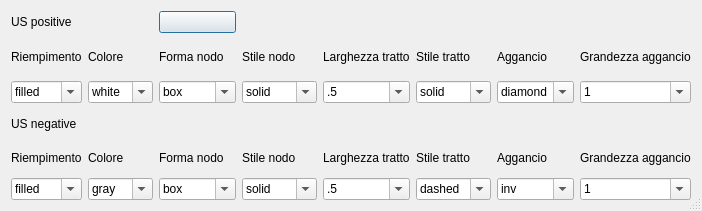
First picture: the form in gui/ui/Setting_Matrix.ui, repository pyarchinit/pyarchinit, before the edit.
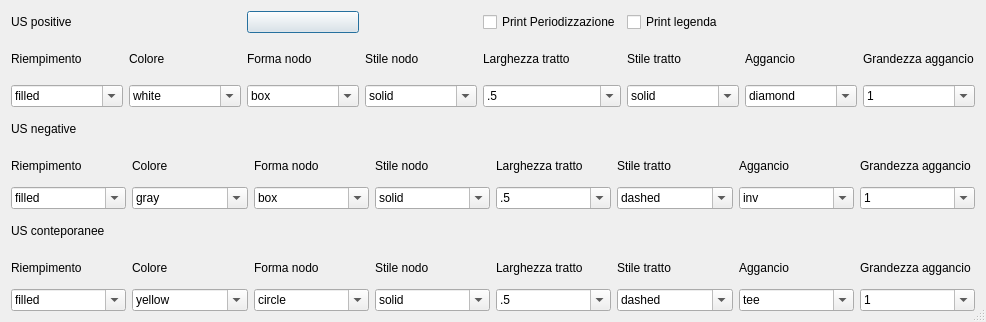
Second picture: the form after the edit. Icons and pictures are not drawn.

What changed in the file:
```diff
--- a/gui/ui/Setting_Matrix.ui
+++ b/gui/ui/Setting_Matrix.ui
@@ -9,8 +9,8 @@
    <rect>
     <x>0</x>
     <y>0</y>
-    <width>627</width>
-    <height>211</height>
+    <width>986</width>
+    <height>322</height>
    </rect>
   </property>
   <property name="sizePolicy">
@@ -497,6 +497,26 @@
        </property>
       </widget>
      </item>
+     <item row="0" column="5">
+      <widget class="QCheckBox" name="checkBox_period">
+       <property name="text">
+        <string>Print Periodizzazione</string>
+       </property>
+       <property name="tristate">
+        <bool>false</bool>
+       </property>
+      </widget>
+     </item>
+     <item row="0" column="6">
+      <widget class="QCheckBox" name="checkBox_legend">
+       <property name="text">
+        <string>Print legenda</string>
+       </property>
+       <property name="tristate">
+        <bool>false</bool>
+       </property>
+      </widget>
+     </item>
     </layout>
    </item>
    <item row="1" column="0">
@@ -924,6 +944,482 @@
      </item>
      <item row="2" column="8">
       <widget class="QComboBox" name="combo_box_16">
+       <property name="sizePolicy">
+        <sizepolicy hsizetype="Expanding" vsizetype="Fixed">
+         <horstretch>0</horstretch>
+         <verstretch>0</verstretch>
+        </sizepolicy>
+       </property>
+       <property name="editable">
+        <bool>true</bool>
+       </property>
+       <property name="currentText">
+        <string>1</string>
+       </property>
+       <item>
+        <property name="text">
+         <string>1</string>
+        </property>
+       </item>
+       <item>
+        <property name="text">
+         <string>.1</string>
+        </property>
+       </item>
+       <item>
+        <property name="text">
+         <string>.3</string>
+        </property>
+       </item>
+       <item>
+        <property name="text">
+         <string>.5</string>
+        </property>
+       </item>
+       <item>
+        <property name="text">
+         <string>1.5</string>
+        </property>
+       </item>
+       <item>
+        <property name="text">
+         <string>2</string>
+        </property>
+       </item>
+       <item>
+        <property name="text">
+         <string>3</string>
+        </property>
+       </item>
+      </widget>
+     </item>
+    </layout>
+   </item>
+   <item row="2" column="0">
+    <layout class="QGridLayout" name="gridLayout_4">
+     <item row="2" column="2">
+      <widget class="QComboBox" name="combo_box_17">
+       <property name="sizePolicy">
+        <sizepolicy hsizetype="Expanding" vsizetype="Fixed">
+         <horstretch>0</horstretch>
+         <verstretch>0</verstretch>
+        </sizepolicy>
+       </property>
+       <property name="editable">
+        <bool>true</bool>
+       </property>
+       <property name="currentText">
+        <string>yellow</string>
+       </property>
+       <property name="currentIndex">
+        <number>0</number>
+       </property>
+       <item>
+        <property name="text">
+         <string>yellow</string>
+        </property>
+       </item>
+       <item>
+        <property name="text">
+         <string>gray</string>
+        </property>
+       </item>
+       <item>
+        <property name="text">
+         <string>white</string>
+        </property>
+       </item>
+       <item>
+        <property name="text">
+         <string>green</string>
+        </property>
+       </item>
+       <item>
+        <property name="text">
+         <string>cyan</string>
+        </property>
+       </item>
+       <item>
+        <property name="text">
+         <string>blue</string>
+        </property>
+       </item>
+       <item>
+        <property name="text">
+         <string>red</string>
+        </property>
+       </item>
+      </widget>
+     </item>
+     <item row="1" column="3">
+      <widget class="QLabel" name="label_19">
+       <property name="sizePolicy">
+        <sizepolicy hsizetype="Expanding" vsizetype="Preferred">
+         <horstretch>0</horstretch>
+         <verstretch>0</verstretch>
+        </sizepolicy>
+       </property>
+       <property name="text">
+        <string>Forma nodo</string>
+       </property>
+      </widget>
+     </item>
+     <item row="1" column="4">
+      <widget class="QLabel" name="label_20">
+       <property name="sizePolicy">
+        <sizepolicy hsizetype="Expanding" vsizetype="Preferred">
+         <horstretch>0</horstretch>
+         <verstretch>0</verstretch>
+        </sizepolicy>
+       </property>
+       <property name="text">
+        <string>Stile nodo</string>
+       </property>
+      </widget>
+     </item>
+     <item row="1" column="2">
+      <widget class="QLabel" name="label_21">
+       <property name="sizePolicy">
+        <sizepolicy hsizetype="Expanding" vsizetype="Preferred">
+         <horstretch>0</horstretch>
+         <verstretch>0</verstretch>
+        </sizepolicy>
+       </property>
+       <property name="text">
+        <string>Colore</string>
+       </property>
+      </widget>
+     </item>
+     <item row="2" column="3">
+      <widget class="QComboBox" name="combo_box_18">
+       <property name="sizePolicy">
+        <sizepolicy hsizetype="Expanding" vsizetype="Fixed">
+         <horstretch>0</horstretch>
+         <verstretch>0</verstretch>
+        </sizepolicy>
+       </property>
+       <property name="editable">
+        <bool>true</bool>
+       </property>
+       <property name="currentText">
+        <string>circle</string>
+       </property>
+       <item>
+        <property name="text">
+         <string>circle</string>
+        </property>
+       </item>
+       <item>
+        <property name="text">
+         <string>box</string>
+        </property>
+       </item>
+       <item>
+        <property name="text">
+         <string>oval</string>
+        </property>
+       </item>
+       <item>
+        <property name="text">
+         <string>triangle</string>
+        </property>
+       </item>
+       <item>
+        <property name="text">
+         <string>plaintext</string>
+        </property>
+       </item>
+       <item>
+        <property name="text">
+         <string>octagon</string>
+        </property>
+       </item>
+      </widget>
+     </item>
+     <item row="1" column="5">
+      <widget class="QLabel" name="label_22">
+       <property name="sizePolicy">
+        <sizepolicy hsizetype="Expanding" vsizetype="Preferred">
+         <horstretch>0</horstretch>
+         <verstretch>0</verstretch>
+        </sizepolicy>
+       </property>
+       <property name="text">
+        <string>Larghezza tratto</string>
+       </property>
+      </widget>
+     </item>
+     <item row="2" column="5">
+      <widget class="QComboBox" name="combo_box_19">
+       <property name="sizePolicy">
+        <sizepolicy hsizetype="Expanding" vsizetype="Fixed">
+         <horstretch>0</horstretch>
+         <verstretch>0</verstretch>
+        </sizepolicy>
+       </property>
+       <property name="editable">
+        <bool>true</bool>
+       </property>
+       <property name="currentText">
+        <string>.5</string>
+       </property>
+       <item>
+        <property name="text">
+         <string>.5</string>
+        </property>
+       </item>
+       <item>
+        <property name="text">
+         <string>.1</string>
+        </property>
+       </item>
+       <item>
+        <property name="text">
+         <string>.3</string>
+        </property>
+       </item>
+       <item>
+        <property name="text">
+         <string>1</string>
+        </property>
+       </item>
+       <item>
+        <property name="text">
+         <string>1.5</string>
+        </property>
+       </item>
+       <item>
+        <property name="text">
+         <string>2</string>
+        </property>
+       </item>
+       <item>
+        <property name="text">
+         <string>3</string>
+        </property>
+       </item>
+      </widget>
+     </item>
+     <item row="1" column="1">
+      <widget class="QLabel" name="label_23">
+       <property name="sizePolicy">
+        <sizepolicy hsizetype="Expanding" vsizetype="Preferred">
+         <horstretch>0</horstretch>
+         <verstretch>0</verstretch>
+        </sizepolicy>
+       </property>
+       <property name="text">
+        <string>Riempimento</string>
+       </property>
+      </widget>
+     </item>
+     <item row="2" column="1">
+      <widget class="QComboBox" name="combo_box_20">
+       <property name="sizePolicy">
+        <sizepolicy hsizetype="Expanding" vsizetype="Fixed">
+         <horstretch>0</horstretch>
+         <verstretch>0</verstretch>
+        </sizepolicy>
+       </property>
+       <property name="editable">
+        <bool>true</bool>
+       </property>
+       <item>
+        <property name="text">
+         <string>filled</string>
+        </property>
+       </item>
+      </widget>
+     </item>
+     <item row="1" column="7">
+      <widget class="QLabel" name="label_24">
+       <property name="sizePolicy">
+        <sizepolicy hsizetype="Expanding" vsizetype="Preferred">
+         <horstretch>0</horstretch>
+         <verstretch>0</verstretch>
+        </sizepolicy>
+       </property>
+       <property name="text">
+        <string>Aggancio</string>
+       </property>
+      </widget>
+     </item>
+     <item row="1" column="6">
+      <widget class="QLabel" name="label_25">
+       <property name="sizePolicy">
+        <sizepolicy hsizetype="Expanding" vsizetype="Preferred">
+         <horstretch>0</horstretch>
+         <verstretch>0</verstretch>
+        </sizepolicy>
+       </property>
+       <property name="text">
+        <string>Stile tratto</string>
+       </property>
+      </widget>
+     </item>
+     <item row="1" column="8">
+      <widget class="QLabel" name="label_26">
+       <property name="sizePolicy">
+        <sizepolicy hsizetype="Expanding" vsizetype="Preferred">
+         <horstretch>0</horstretch>
+         <verstretch>0</verstretch>
+        </sizepolicy>
+       </property>
+       <property name="text">
+        <string>Grandezza aggancio</string>
+       </property>
+      </widget>
+     </item>
+     <item row="2" column="7">
+      <widget class="QComboBox" name="combo_box_21">
+       <property name="sizePolicy">
+        <sizepolicy hsizetype="Expanding" vsizetype="Fixed">
+         <horstretch>0</horstretch>
+         <verstretch>0</verstretch>
+        </sizepolicy>
+       </property>
+       <property name="editable">
+        <bool>true</bool>
+       </property>
+       <item>
+        <property name="text">
+         <string>tee</string>
+        </property>
+       </item>
+       <item>
+        <property name="text">
+         <string>inv</string>
+        </property>
+       </item>
+       <item>
+        <property name="text">
+         <string>box</string>
+        </property>
+       </item>
+       <item>
+        <property name="text">
+         <string>dot</string>
+        </property>
+       </item>
+       <item>
+        <property name="text">
+         <string>icurve</string>
+        </property>
+       </item>
+       <item>
+        <property name="text">
+         <string>curve</string>
+        </property>
+       </item>
+       <item>
+        <property name="text">
+         <string>none</string>
+        </property>
+       </item>
+       <item>
+        <property name="text">
+         <string>diamond</string>
+        </property>
+       </item>
+      </widget>
+     </item>
+     <item row="0" column="1" colspan="2">
+      <widget class="QLabel" name="label_27">
+       <property name="sizePolicy">
+        <sizepolicy hsizetype="Expanding" vsizetype="Preferred">
+         <horstretch>0</horstretch>
+         <verstretch>0</verstretch>
+        </sizepolicy>
+       </property>
+       <property name="text">
+        <string>US conteporanee</string>
+       </property>
+      </widget>
+     </item>
+     <item row="2" column="4">
+      <widget class="QComboBox" name="combo_box_22">
+       <property name="sizePolicy">
+        <sizepolicy hsizetype="Expanding" vsizetype="Fixed">
+         <horstretch>0</horstretch>
+         <verstretch>0</verstretch>
+        </sizepolicy>
+       </property>
+       <property name="editable">
+        <bool>true</bool>
+       </property>
+       <property name="currentText">
+        <string>solid</string>
+       </property>
+       <item>
+        <property name="text">
+         <string>solid</string>
+        </property>
+       </item>
+       <item>
+        <property name="text">
+         <string>strocked</string>
+        </property>
+       </item>
+       <item>
+        <property name="text">
+         <string>dashed</string>
+        </property>
+       </item>
+       <item>
+        <property name="text">
+         <string>dotted</string>
+        </property>
+       </item>
+       <item>
+        <property name="text">
+         <string>bold</string>
+        </property>
+       </item>
+      </widget>
+     </item>
+     <item row="2" column="6">
+      <widget class="QComboBox" name="combo_box_23">
+       <property name="sizePolicy">
+        <sizepolicy hsizetype="Expanding" vsizetype="Fixed">
+         <horstretch>0</horstretch>
+         <verstretch>0</verstretch>
+        </sizepolicy>
+       </property>
+       <property name="editable">
+        <bool>true</bool>
+       </property>
+       <property name="currentText">
+        <string>dashed</string>
+       </property>
+       <item>
+        <property name="text">
+         <string>dashed</string>
+        </property>
+       </item>
+       <item>
+        <property name="text">
+         <string>solid</string>
+        </property>
+       </item>
+       <item>
+        <property name="text">
+         <string>strocked</string>
+        </property>
+       </item>
+       <item>
+        <property name="text">
+         <string>dotted</string>
+        </property>
+       </item>
+       <item>
+        <property name="text">
+         <string>bold</string>
+        </property>
+       </item>
+      </widget>
+     </item>
+     <item row="2" column="8">
+      <widget class="QComboBox" name="combo_box_24">
        <property name="sizePolicy">
         <sizepolicy hsizetype="Expanding" vsizetype="Fixed">
          <horstretch>0</horstretch>
```
